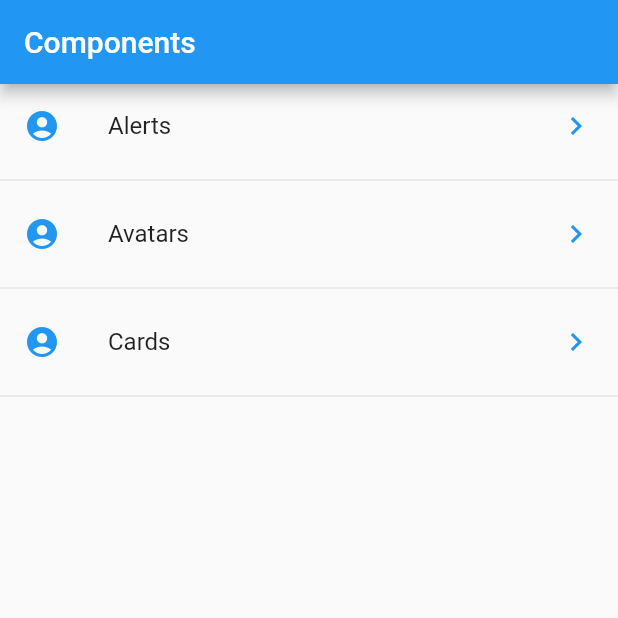
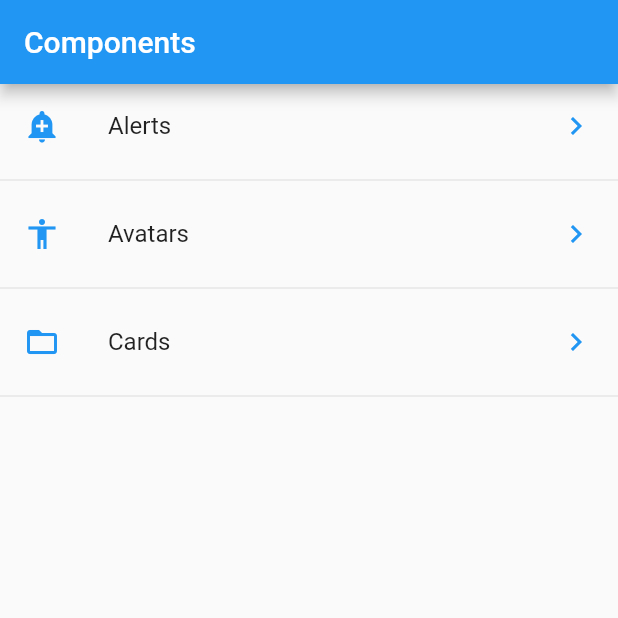
Before and after one commit to marcossevilla/flutter-components, a Flutter app: the screen it shows after launch, on a phone screen of 412 x 824 dp, the top half of it. Run offline on Flutter 3.47's test engine with Material 2 defaults, Android fonts, the phone set to English and light mode, and no system bars.

Commit message:
get icon method for dynamic icons

```diff
--- a/lib/src/pages/home_page.dart
+++ b/lib/src/pages/home_page.dart
@@ -1,4 +1,5 @@
 import 'package:components/src/providers/menu_provider.dart';
+import 'package:components/src/utils/icon_string_util.dart';
 import 'package:flutter/material.dart';
 
 class HomePage extends StatelessWidget {
@@ -32,10 +33,7 @@ class HomePage extends StatelessWidget {
     data.forEach((op) {
       final widgetTemp = ListTile(
         title: Text(op['text']),
-        leading: Icon(
-          Icons.account_circle,
-          color: Colors.blue,
-        ),
+        leading: getIcon(op['icon']),
         trailing: Icon(Icons.keyboard_arrow_right, color: Colors.blue),
         onTap: () {},
       );
--- /dev/null
+++ b/lib/src/utils/icon_string_util.dart
@@ -0,0 +1,14 @@
+import 'package:flutter/material.dart';
+
+final _icons = <String, IconData>{
+  "add_alert": Icons.add_alert,
+  "accessibility": Icons.accessibility,
+  "folder_open": Icons.folder_open
+};
+
+Icon getIcon(String iconName) {
+  return Icon(
+    _icons[iconName],
+    color: Colors.blue,
+  );
+}
```
